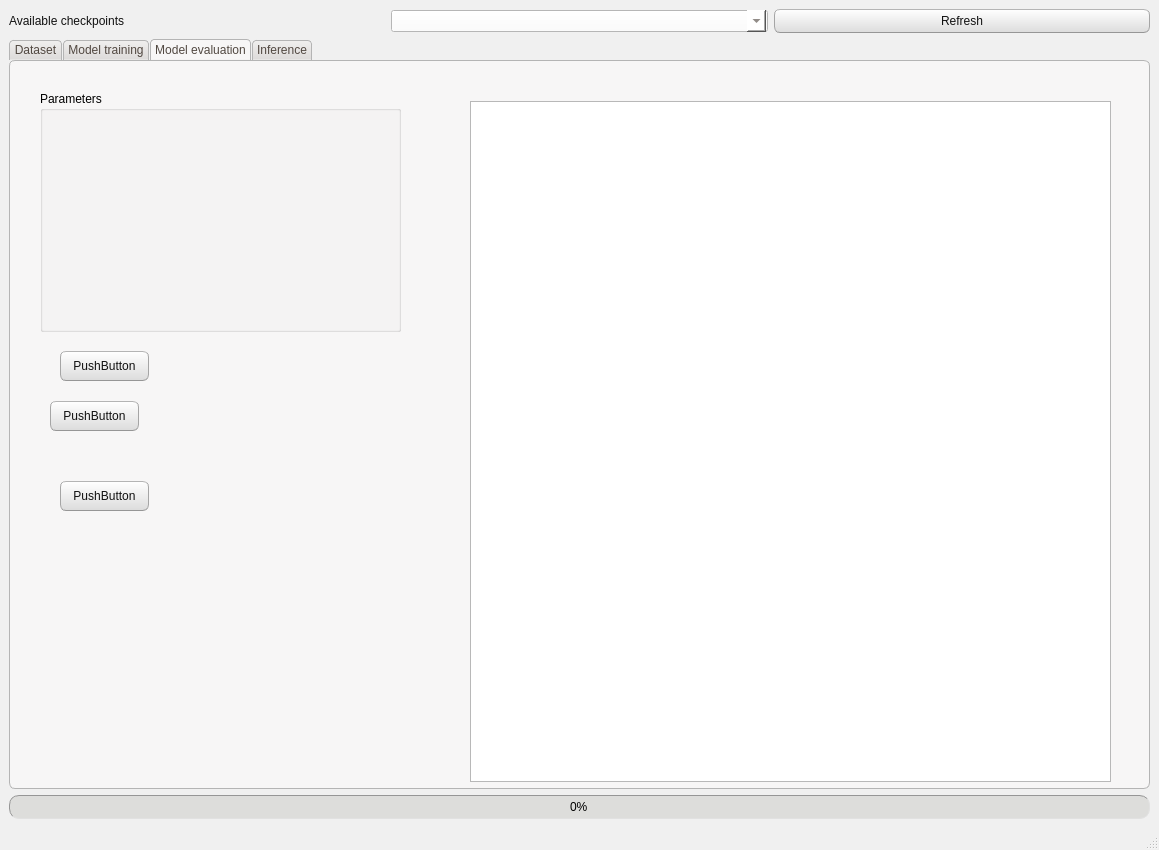
This is FEXT/commons/interface/layout/window_layout.ui in CTCycle/FEXT-Autoencoder as Qt 5 draws it before an edit. The edited form follows.
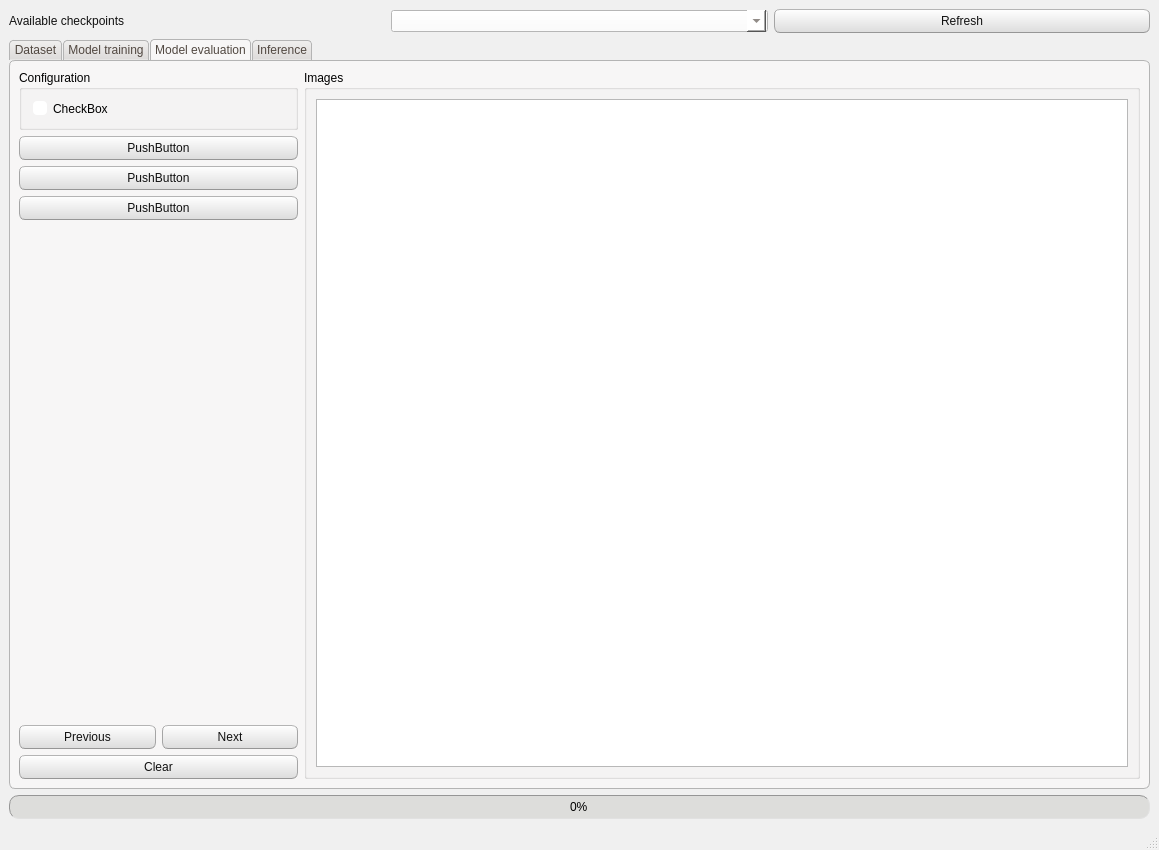
This is the edited form. The open tabs and pages were chosen to show the change.

Commit message: implemented image viewers and now correctly loading pixmaps from dataset of images

```diff
--- a/FEXT/commons/interface/layout/window_layout.ui
+++ b/FEXT/commons/interface/layout/window_layout.ui
@@ -1428,68 +1428,107 @@
        <attribute name="title">
         <string>Model evaluation</string>
        </attribute>
+       <layout class="QHBoxLayout" name="horizontalLayout_34">
+        <item>
+         <layout class="QHBoxLayout" name="horizontalLayout_32" stretch="1,3">
+          <item>
+           <layout class="QVBoxLayout" name="verticalLayout_20">
+            <item>
        <widget class="QGroupBox" name="groupBox_9">
-        <property name="geometry">
-         <rect>
-          <x>30</x>
-          <y>30</y>
-          <width>361</width>
-          <height>241</height>
-         </rect>
-        </property>
         <property name="title">
-         <string>Parameters</string>
-        </property>
-       </widget>
-       <widget class="QGraphicsView" name="modelEvalCanvas">
-        <property name="geometry">
-         <rect>
-          <x>460</x>
-          <y>40</y>
-          <width>641</width>
-          <height>681</height>
-         </rect>
-        </property>
-       </widget>
+               <string>Configuration</string>
+              </property>
+              <layout class="QVBoxLayout" name="verticalLayout_19">
+               <item>
+                <widget class="QCheckBox" name="checkBox_2">
+                 <property name="text">
+                  <string>CheckBox</string>
+                 </property>
+                </widget>
+               </item>
+              </layout>
+             </widget>
+            </item>
+            <item>
        <widget class="QPushButton" name="pushButton">
-        <property name="geometry">
-         <rect>
-          <x>50</x>
-          <y>290</y>
-          <width>89</width>
-          <height>30</height>
-         </rect>
-        </property>
         <property name="text">
          <string>PushButton</string>
         </property>
        </widget>
+            </item>
+            <item>
        <widget class="QPushButton" name="pushButton_2">
-        <property name="geometry">
-         <rect>
-          <x>40</x>
-          <y>340</y>
-          <width>89</width>
-          <height>30</height>
-         </rect>
-        </property>
         <property name="text">
          <string>PushButton</string>
         </property>
        </widget>
+            </item>
+            <item>
        <widget class="QPushButton" name="pushButton_3">
-        <property name="geometry">
-         <rect>
-          <x>50</x>
-          <y>420</y>
-          <width>89</width>
-          <height>30</height>
-         </rect>
-        </property>
         <property name="text">
          <string>PushButton</string>
         </property>
        </widget>
+            </item>
+            <item>
+             <spacer name="verticalSpacer_9">
+              <property name="orientation">
+               <enum>Qt::Orientation::Vertical</enum>
+              </property>
+              <property name="sizeHint" stdset="0">
+               <size>
+                <width>20</width>
+                <height>40</height>
+               </size>
+              </property>
+             </spacer>
+            </item>
+            <item>
+             <layout class="QVBoxLayout" name="verticalLayout_12">
+              <item>
+               <layout class="QHBoxLayout" name="horizontalLayout_30">
+                <item>
+                 <widget class="QPushButton" name="evalTabPreviousImg">
+                  <property name="text">
+                   <string>Previous</string>
+                  </property>
+                 </widget>
+                </item>
+                <item>
+                 <widget class="QPushButton" name="evalTabNextImg">
+                  <property name="text">
+                   <string>Next</string>
+                  </property>
+                 </widget>
+                </item>
+               </layout>
+              </item>
+              <item>
+               <widget class="QPushButton" name="evalTabClearImg">
+                <property name="text">
+                 <string>Clear</string>
+                </property>
+               </widget>
+              </item>
+             </layout>
+            </item>
+           </layout>
+          </item>
+          <item>
+           <widget class="QGroupBox" name="groupBox_7">
+            <property name="title">
+             <string>Images</string>
+            </property>
+            <layout class="QHBoxLayout" name="horizontalLayout_31">
+             <item>
+              <widget class="QGraphicsView" name="modelEvalCanvas"/>
+             </item>
+            </layout>
+           </widget>
+          </item>
+         </layout>
+        </item>
+       </layout>
       </widget>
       <widget class="QWidget" name="inferenceTab">
        <attribute name="title">
```
Left out of the diff: 163 changed lines with no effect on the pictures. Lines whose indentation alone changed are shown as unchanged. The commit also changes 3 other files.
